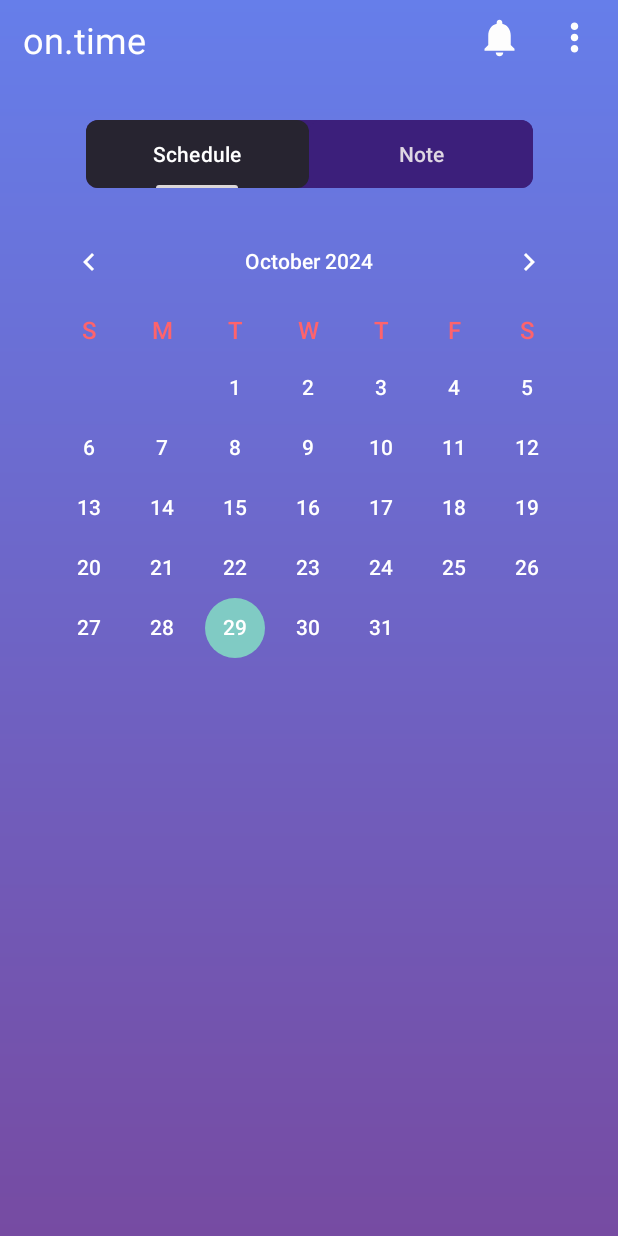
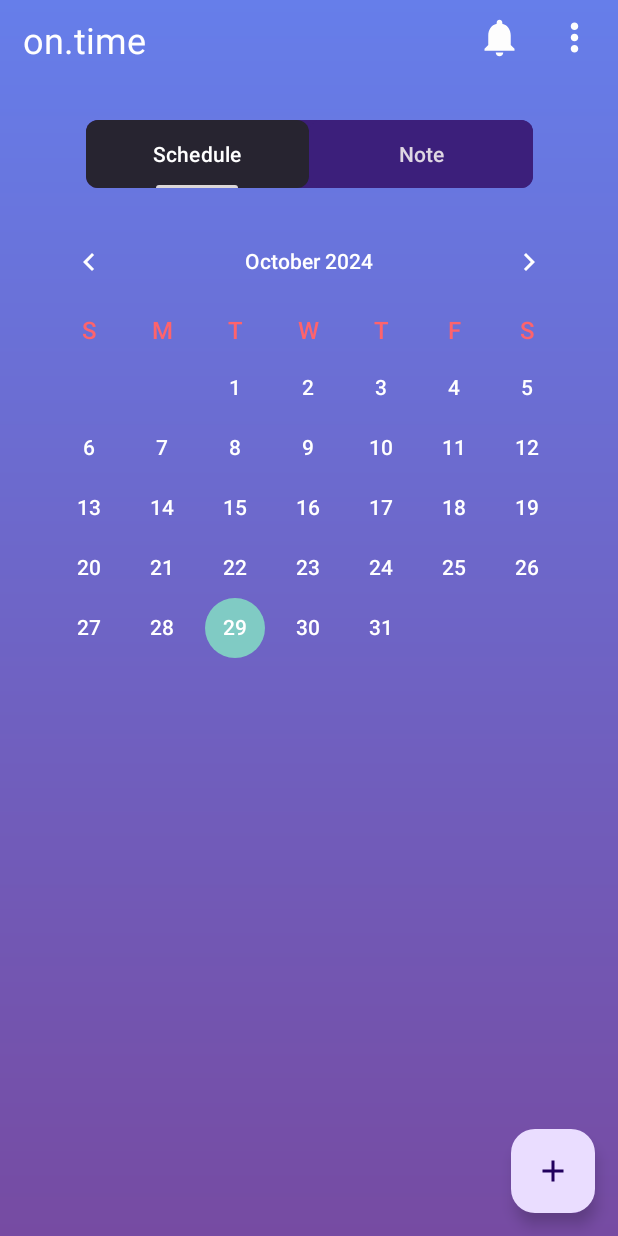
Before and after one commit to VinhGiang731/To-Do-List-App, an Android app: the MakeNoteActivity screen opened directly, with no data from a screen before it, on a phone screen of 412 x 824 dp. Run offline under Robolectric (Android 15) with nearby library versions, the phone set to English and light mode, and no system bars.

Commit message:
insert function

```diff
--- a/app/src/main/java/com/example/to_do_list/MakeNoteActivity.kt
+++ b/app/src/main/java/com/example/to_do_list/MakeNoteActivity.kt
@@ -2,6 +2,7 @@ package com.example.to_do_list
 
 import android.content.Intent
 import android.os.Bundle
+import android.view.View
 import androidx.activity.enableEdgeToEdge
 import androidx.appcompat.app.AppCompatActivity
 import com.example.to_do_list.databinding.ActivityMakenoteBinding
@@ -14,8 +15,27 @@ class MakeNoteActivity : AppCompatActivity() {
         enableEdgeToEdge()
         binding = ActivityMakenoteBinding.inflate(layoutInflater)
         setContentView(binding.root)
+
         AddEventBtnMore()
         ViewPagerSetup()
+        AddEvenBtnFloat()
+    }
+
+    private fun AddEvenBtnFloat() {
+        var flag = false
+        binding.btnBassFloat.setOnClickListener {
+            flag = !flag
+            if(flag) {
+                binding.btnBassFloat.setImageResource(R.drawable.bg_btn_close)
+                binding.btnSubFloat1.visibility = View.VISIBLE
+                binding.btnSubFloat2.visibility = View.VISIBLE
+            } else{
+                binding.btnBassFloat.setImageResource(R.drawable.bg_btn_float)
+                binding.btnSubFloat1.visibility = View.GONE
+                binding.btnSubFloat2.visibility = View.GONE
+            }
+
+        }
     }
 
     private fun ViewPagerSetup() {
--- /dev/null
+++ b/app/src/main/res/drawable/bg_btn_close.xml
@@ -0,0 +1,5 @@
+<vector xmlns:android="http://schemas.android.com/apk/res/android" android:height="30dp" android:tint="#FDFDFD" android:viewportHeight="24" android:viewportWidth="24" android:width="30dp">
+
+    <path android:fillColor="@android:color/white" android:pathData="M19,6.41L17.59,5 12,10.59 6.41,5 5,6.41 10.59,12 5,17.59 6.41,19 12,13.41 17.59,19 19,17.59 13.41,12z"/>
+
+</vector>
--- /dev/null
+++ b/app/src/main/res/drawable/bg_btn_float.xml
@@ -0,0 +1,5 @@
+<vector xmlns:android="http://schemas.android.com/apk/res/android" android:height="30dp" android:tint="#FDFDFD" android:viewportHeight="24" android:viewportWidth="24" android:width="30dp">
+
+    <path android:fillColor="@android:color/white" android:pathData="M19,13h-6v6h-2v-6H5v-2h6V5h2v6h6v2z"/>
+
+</vector>
--- /dev/null
+++ b/app/src/main/res/drawable/bg_btn_note.xml
@@ -0,0 +1,5 @@
+<vector xmlns:android="http://schemas.android.com/apk/res/android" android:autoMirrored="true" android:height="30dp" android:tint="#FDFDFD" android:viewportHeight="24" android:viewportWidth="24" android:width="30dp">
+
+    <path android:fillColor="@android:color/white" android:pathData="M19,3H4.99C3.89,3 3,3.9 3,5l0.01,14c0,1.1 0.89,2 1.99,2h10l6,-6V5C21,3.9 20.1,3 19,3zM7,8h10v2H7V8zM12,14H7v-2h5V14zM14,19.5V14h5.5L14,19.5z"/>
+
+</vector>
--- /dev/null
+++ b/app/src/main/res/drawable/bg_btn_schedule.xml
@@ -0,0 +1,5 @@
+<vector xmlns:android="http://schemas.android.com/apk/res/android" android:height="30dp" android:tint="#FDFDFD" android:viewportHeight="24" android:viewportWidth="24" android:width="30dp">
+
+    <path android:fillColor="@android:color/white" android:pathData="M19,4h-1V2h-2v2H8V2H6v2H5C3.89,4 3.01,4.9 3.01,6L3,20c0,1.1 0.89,2 2,2h14c1.1,0 2,-0.9 2,-2V6C21,4.9 20.1,4 19,4zM19,20H5V10h14V20zM9,14H7v-2h2V14zM13,14h-2v-2h2V14zM17,14h-2v-2h2V14zM9,18H7v-2h2V18zM13,18h-2v-2h2V18zM17,18h-2v-2h2V18z"/>
+
+</vector>
--- a/app/src/main/res/layout/activity_makenote.xml
+++ b/app/src/main/res/layout/activity_makenote.xml
@@ -22,9 +22,9 @@
             android:id="@+id/txt_header"
             android:layout_width="wrap_content"
             android:layout_height="wrap_content"
+            android:layout_marginStart="5sp"
             android:contentDescription="@string/on.time"
             android:padding="10sp"
-            android:layout_marginStart="5sp"
             android:text="@string/on.time"
             android:textColor="#FFFFFF"
             android:textSize="24sp"
@@ -59,9 +59,9 @@
         android:id="@+id/tbl_options"
         android:layout_width="298sp"
         android:layout_height="45sp"
-        android:contentDescription="@string/desc_make_note_activity"
         android:layout_marginTop="30sp"
         android:background="@drawable/bg_options_toolbar"
+        android:contentDescription="@string/desc_make_note_activity"
         app:layout_constraintEnd_toEndOf="parent"
         app:layout_constraintStart_toStartOf="parent"
         app:layout_constraintTop_toBottomOf="@+id/ln_1"
@@ -70,18 +70,60 @@
         app:tabIndicatorColor="@color/white_less"
         app:tabIndicatorHeight="1.8sp"
         app:tabSelectedTextColor="@color/white"
-        app:tabTextColor="@color/white_less"/>
+        app:tabTextColor="@color/white_less" />
 
     <androidx.viewpager2.widget.ViewPager2
         android:id="@+id/pg_forTablayout"
         android:layout_width="match_parent"
         android:layout_height="match_parent"
+        android:layout_marginTop="125sp"
         android:padding="15sp"
-        android:layout_marginTop="125sp"
         app:layout_constraintEnd_toEndOf="parent"
         app:layout_constraintHorizontal_bias="0.0"
         app:layout_constraintStart_toStartOf="parent"
         app:layout_constraintTop_toBottomOf="@+id/tbl_options" />
 
+    <com.google.android.material.floatingactionbutton.FloatingActionButton
+        android:id="@+id/btn_subFloat1"
+        android:layout_width="wrap_content"
+        android:layout_height="wrap_content"
+        android:layout_marginEnd="15sp"
+        android:layout_marginBottom="15sp"
+        android:clickable="true"
+        android:contentDescription="@string/btn_float1"
+        android:focusable="true"
+        android:visibility="gone"
+        app:layout_constraintBottom_toTopOf="@+id/btn_subFloat2"
+        app:layout_constraintEnd_toEndOf="parent"
+        app:srcCompat="@drawable/bg_btn_note" />
+
+    <com.google.android.material.floatingactionbutton.FloatingActionButton
+        android:id="@+id/btn_subFloat2"
+        android:layout_width="wrap_content"
+        android:layout_height="wrap_content"
+        android:layout_marginEnd="15sp"
+        android:layout_marginBottom="15sp"
+        android:clickable="true"
+        android:contentDescription="@string/btn_float2"
+        android:focusable="true"
+        android:visibility="gone"
+        app:layout_constraintBottom_toTopOf="@+id/btn_bassFloat"
+        app:layout_constraintEnd_toEndOf="parent"
+        app:srcCompat="@drawable/bg_btn_schedule" />
+
+    <com.google.android.material.floatingactionbutton.FloatingActionButton
+        android:id="@+id/btn_bassFloat"
+        android:layout_width="wrap_content"
+        android:layout_height="wrap_content"
+        android:layout_marginEnd="15sp"
+        android:layout_marginBottom="15sp"
+        android:clickable="true"
+        android:contentDescription="@string/btn_float"
+        android:focusable="true"
+        android:visibility="visible"
+        app:layout_constraintBottom_toBottomOf="parent"
+        app:layout_constraintEnd_toEndOf="parent"
+        app:srcCompat="@drawable/bg_btn_float" />
+
 
 </androidx.constraintlayout.widget.ConstraintLayout>
--- a/app/src/main/res/values/strings.xml
+++ b/app/src/main/res/values/strings.xml
@@ -13,6 +13,9 @@
     <string name="desc_push_pin">this is button push pin</string>
     <string name="max_Date">01/01/2999</string>
     <string name="min_Date">01/01/2000</string>
+    <string name="btn_float">This is float button</string>
+    <string name="btn_float1">This is float button note</string>
+    <string name="btn_float2">This is float button schedule</string>
 
     <string name="hello_blank_fragment">Hello blank fragment</string>
     <string name="desc_make_note_activity">This is make note activity</string>
```
